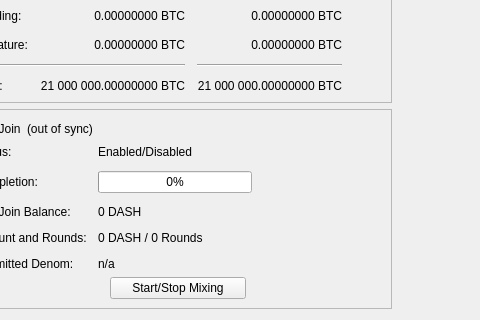
Qt form src/qt/forms/overviewpage.ui (KingricharVD/vivo) before a commit; both pictures show x 136 to 616 and y 113 to 433 of the 960 by 433 pixel window.
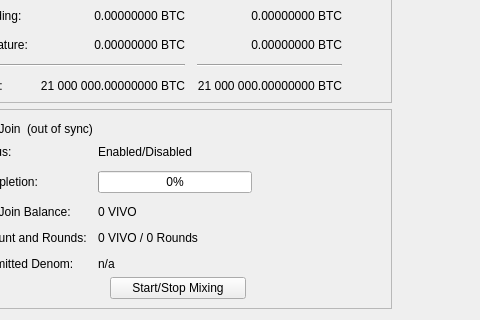
The same form after that commit. Custom widgets are drawn as their Qt base class.

Commit message:
Removed Dash
Removed Dash

What changed in the file:
```diff
--- a/src/qt/forms/overviewpage.ui
+++ b/src/qt/forms/overviewpage.ui
@@ -455,7 +455,7 @@
             <item row="2" column="1">
              <widget class="QLabel" name="labelAnonymized">
               <property name="text">
-               <string notr="true">0 DASH</string>
+               <string notr="true">0 VIVO</string>
               </property>
              </widget>
             </item>
@@ -469,7 +469,7 @@
             <item row="3" column="1">
              <widget class="QLabel" name="labelAmountRounds">
               <property name="text">
-               <string>0 DASH / 0 Rounds</string>
+               <string>0 VIVO / 0 Rounds</string>
               </property>
              </widget>
             </item>
```
The commit also changes 1025 other files.
